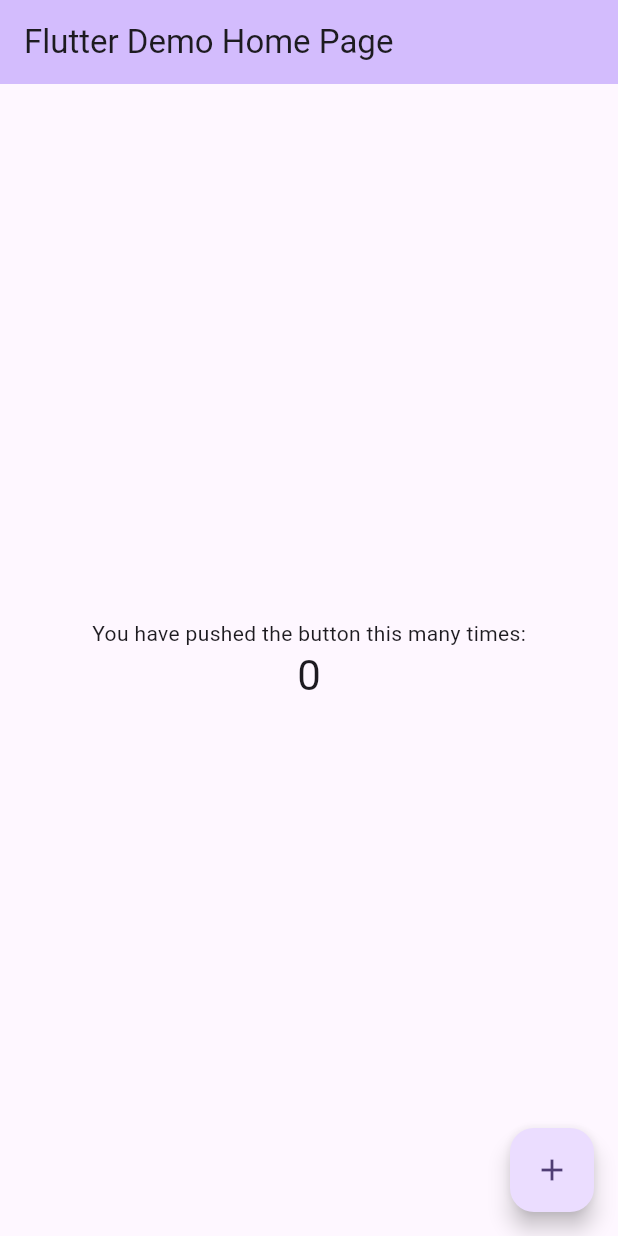
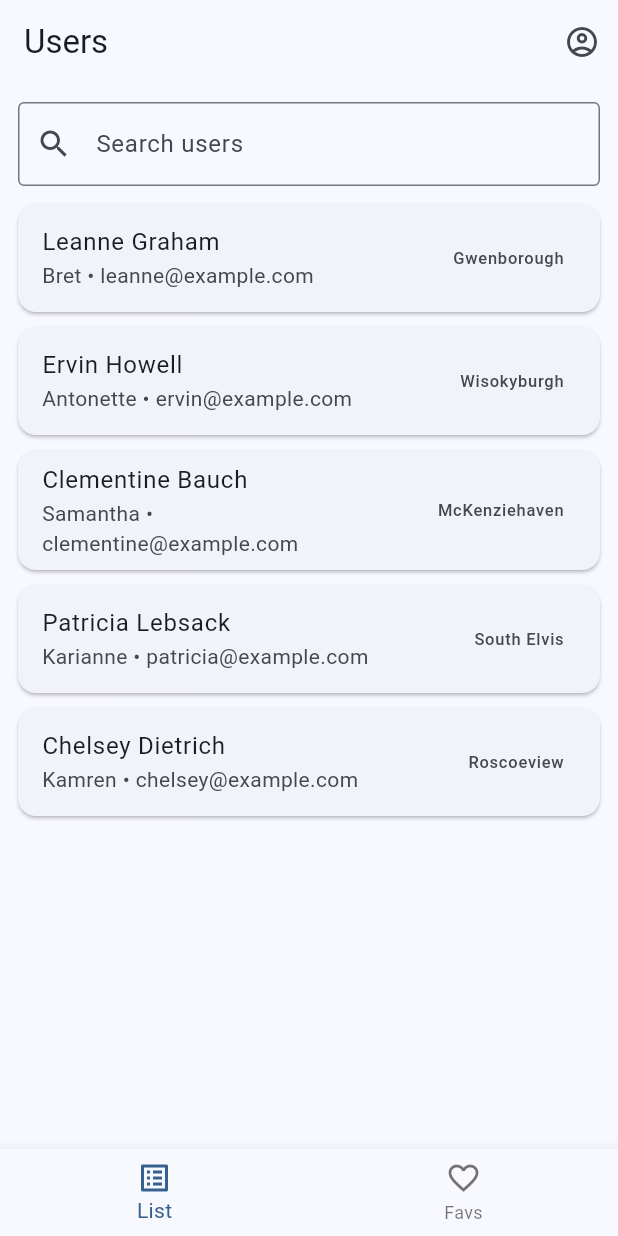
Before and after one commit to misaelriojasftf/aws-dotnet-flutter-dataqube, a Flutter app: the screen it shows after launch, on a phone screen of 412 x 824 dp. Run offline on Flutter 3.47's test engine with Material 3 defaults, Android fonts, the phone set to English and light mode, and no system bars.

Commit message:
feat(mobile): layout/navigation/dart basics

```diff
--- /dev/null
+++ b/mobile/lib/data/mock_users.dart
@@ -0,0 +1,58 @@
+import '../models/user_entity.dart';
+
+const List<Map<String, dynamic>> kMockUsersJson = [
+  {
+    'id': 1,
+    'name': 'Leanne Graham',
+    'username': 'Bret',
+    'email': 'leanne@example.com',
+    'phone': '1-770-736-8031 x56442',
+    'website': 'hildegard.org',
+    'company': {'name': 'Romaguera-Crona'},
+    'address': {'city': 'Gwenborough'},
+  },
+  {
+    'id': 2,
+    'name': 'Ervin Howell',
+    'username': 'Antonette',
+    'email': 'ervin@example.com',
+    'phone': '010-692-6593 x09125',
+    'website': 'anastasia.net',
+    'company': {'name': 'Deckow-Crist'},
+    'address': {'city': 'Wisokyburgh'},
+  },
+  {
+    'id': 3,
+    'name': 'Clementine Bauch',
+    'username': 'Samantha',
+    'email': 'clementine@example.com',
+    'phone': '1-463-123-4447',
+    'website': 'ramiro.info',
+    'company': {'name': 'Romaguera-Jacobson'},
+    'address': {'city': 'McKenziehaven'},
+  },
+  {
+    'id': 4,
+    'name': 'Patricia Lebsack',
+    'username': 'Karianne',
+    'email': 'patricia@example.com',
+    'phone': '493-170-9623 x156',
+    'website': 'kale.biz',
+    'company': {'name': 'Robel-Corkery'},
+    'address': {'city': 'South Elvis'},
+  },
+  {
+    'id': 5,
+    'name': 'Chelsey Dietrich',
+    'username': 'Kamren',
+    'email': 'chelsey@example.com',
+    'phone': '(254)954-1289',
+    'website': 'demarco.info',
+    'company': {'name': 'Keebler LLC'},
+    'address': {'city': 'Roscoeview'},
+  },
+];
+
+List<UserEntity> loadMockUsers() {
+  return kMockUsersJson.map(UserEntity.fromJson).toList(growable: false);
+}
--- a/mobile/lib/main.dart
+++ b/mobile/lib/main.dart
@@ -1,122 +1,23 @@
 import 'package:flutter/material.dart';
 
+import 'pages/home_page.dart';
+
 void main() {
-  runApp(const MyApp());
+  runApp(const DataQubeApp());
 }
 
-class MyApp extends StatelessWidget {
-  const MyApp({super.key});
+class DataQubeApp extends StatelessWidget {
+  const DataQubeApp({super.key});
 
-  // This widget is the root of your application.
   @override
   Widget build(BuildContext context) {
     return MaterialApp(
-      title: 'Flutter Demo',
+      debugShowCheckedModeBanner: false,
+      title: 'DataQube Users',
       theme: ThemeData(
-        // This is the theme of your application.
-        //
-        // TRY THIS: Try running your application with "flutter run". You'll see
-        // the application has a purple toolbar. Then, without quitting the app,
-        // try changing the seedColor in the colorScheme below to Colors.green
-        // and then invoke "hot reload" (save your changes or press the "hot
-        // reload" button in a Flutter-supported IDE, or press "r" if you used
-        // the command line to start the app).
-        //
-        // Notice that the counter didn't reset back to zero; the application
-        // state is not lost during the reload. To reset the state, use hot
-        // restart instead.
-        //
-        // This works for code too, not just values: Most code changes can be
-        // tested with just a hot reload.
-        colorScheme: .fromSeed(seedColor: Colors.deepPurple),
+        colorScheme: ColorScheme.fromSeed(seedColor: Colors.blue),
       ),
-      home: const MyHomePage(title: 'Flutter Demo Home Page'),
+      home: const HomePage(),
     );
   }
 }
-
-class MyHomePage extends StatefulWidget {
-  const MyHomePage({super.key, required this.title});
-
-  // This widget is the home page of your application. It is stateful, meaning
-  // that it has a State object (defined below) that contains fields that affect
-  // how it looks.
-
-  // This class is the configuration for the state. It holds the values (in this
-  // case the title) provided by the parent (in this case the App widget) and
-  // used by the build method of the State. Fields in a Widget subclass are
-  // always marked "final".
-
-  final String title;
-
-  @override
-  State<MyHomePage> createState() => _MyHomePageState();
-}
-
-class _MyHomePageState extends State<MyHomePage> {
-  int _counter = 0;
-
-  void _incrementCounter() {
-    setState(() {
-      // This call to setState tells the Flutter framework that something has
-      // changed in this State, which causes it to rerun the build method below
-      // so that the display can reflect the updated values. If we changed
-      // _counter without calling setState(), then the build method would not be
-      // called again, and so nothing would appear to happen.
-      _counter++;
-    });
-  }
-
-  @override
-  Widget build(BuildContext context) {
-    // This method is rerun every time setState is called, for instance as done
-    // by the _incrementCounter method above.
-    //
-    // The Flutter framework has been optimized to make rerunning build methods
-    // fast, so that you can just rebuild anything that needs updating rather
-    // than having to individually change instances of widgets.
-    return Scaffold(
-      appBar: AppBar(
-        // TRY THIS: Try changing the color here to a specific color (to
-        // Colors.amber, perhaps?) and trigger a hot reload to see the AppBar
-        // change color while the other colors stay the same.
-        backgroundColor: Theme.of(context).colorScheme.inversePrimary,
-        // Here we take the value from the MyHomePage object that was created by
-        // the App.build method, and use it to set our appbar title.
-        title: Text(widget.title),
-      ),
-      body: Center(
-        // Center is a layout widget. It takes a single child and positions it
-        // in the middle of the parent.
-        child: Column(
-          // Column is also a layout widget. It takes a list of children and
-          // arranges them vertically. By default, it sizes itself to fit its
-          // children horizontally, and tries to be as tall as its parent.
-          //
-          // Column has various properties to control how it sizes itself and
-          // how it positions its children. Here we use mainAxisAlignment to
-          // center the children vertically; the main axis here is the vertical
-          // axis because Columns are vertical (the cross axis would be
-          // horizontal).
-          //
-          // TRY THIS: Invoke "debug painting" (choose the "Toggle Debug Paint"
-          // action in the IDE, or press "p" in the console), to see the
-          // wireframe for each widget.
-          mainAxisAlignment: .center,
-          children: [
-            const Text('You have pushed the button this many times:'),
-            Text(
-              '$_counter',
-              style: Theme.of(context).textTheme.headlineMedium,
-            ),
-          ],
-        ),
-      ),
-      floatingActionButton: FloatingActionButton(
-        onPressed: _incrementCounter,
-        tooltip: 'Increment',
-        child: const Icon(Icons.add),
-      ),
-    );
-  }
-}
--- /dev/null
+++ b/mobile/lib/models/user_entity.dart
@@ -0,0 +1,39 @@
+class UserEntity {
+  const UserEntity({
+    required this.id,
+    required this.name,
+    required this.username,
+    required this.email,
+    required this.phone,
+    required this.website,
+    required this.companyName,
+    required this.city,
+  });
+
+  final int id;
+  final String name;
+  final String username;
+  final String email;
+  final String phone;
+  final String website;
+  final String companyName;
+  final String city;
+
+  // Keep this mapping aligned with common free mock APIs (e.g. JSONPlaceholder)
+  // so switching from local mock data to HTTP is straightforward later.
+  factory UserEntity.fromJson(Map<String, dynamic> json) {
+    final company = json['company'] as Map<String, dynamic>?;
+    final address = json['address'] as Map<String, dynamic>?;
+
+    return UserEntity(
+      id: json['id'] as int,
+      name: json['name'] as String,
+      username: json['username'] as String,
+      email: json['email'] as String,
+      phone: json['phone'] as String,
+      website: json['website'] as String,
+      companyName: (company?['name'] ?? '') as String,
+      city: (address?['city'] ?? '') as String,
+    );
+  }
+}
--- /dev/null
+++ b/mobile/lib/pages/account_page.dart
@@ -0,0 +1,18 @@
+import 'package:flutter/material.dart';
+
+class AccountPage extends StatelessWidget {
+  const AccountPage({super.key});
+
+  @override
+  Widget build(BuildContext context) {
+    return Scaffold(
+      appBar: AppBar(title: const Text('Account')),
+      body: const Center(
+        child: Text(
+          'Account page for upcoming classes',
+          textAlign: TextAlign.center,
+        ),
+      ),
+    );
+  }
+}
--- /dev/null
+++ b/mobile/lib/pages/favorites_tab.dart
@@ -0,0 +1,10 @@
+import 'package:flutter/material.dart';
+
+class FavoritesTab extends StatelessWidget {
+  const FavoritesTab({super.key});
+
+  @override
+  Widget build(BuildContext context) {
+    return const Center(child: Text('Coming soon'));
+  }
+}
--- /dev/null
+++ b/mobile/lib/pages/home_page.dart
@@ -0,0 +1,42 @@
+import 'package:flutter/material.dart';
+
+import 'favorites_tab.dart';
+import 'users_list_tab.dart';
+
+class HomePage extends StatefulWidget {
+  const HomePage({super.key});
+
+  @override
+  State<HomePage> createState() => _HomePageState();
+}
+
+class _HomePageState extends State<HomePage> {
+  int _currentTab = 0;
+
+  static const List<Widget> _tabs = [UsersListTab(), FavoritesTab()];
+
+  @override
+  Widget build(BuildContext context) {
+    return Scaffold(
+      body: _tabs[_currentTab],
+      bottomNavigationBar: BottomNavigationBar(
+        currentIndex: _currentTab,
+        onTap: (index) {
+          setState(() {
+            _currentTab = index;
+          });
+        },
+        items: const [
+          BottomNavigationBarItem(
+            icon: Icon(Icons.list_alt_outlined),
+            label: 'List',
+          ),
+          BottomNavigationBarItem(
+            icon: Icon(Icons.favorite_border),
+            label: 'Favs',
+          ),
+        ],
+      ),
+    );
+  }
+}
--- /dev/null
+++ b/mobile/lib/pages/users_list_tab.dart
@@ -0,0 +1,121 @@
+import 'package:flutter/material.dart';
+
+import '../data/mock_users.dart';
+import '../models/user_entity.dart';
+import 'account_page.dart';
+
+class UsersListTab extends StatefulWidget {
+  const UsersListTab({super.key});
+
+  @override
+  State<UsersListTab> createState() => _UsersListTabState();
+}
+
+class _UsersListTabState extends State<UsersListTab> {
+  final TextEditingController _searchController = TextEditingController();
+  List<UserEntity> _users = const [];
+  String _query = '';
+
+  @override
+  void initState() {
+    super.initState();
+    _loadUsers();
+  }
+
+  @override
+  void dispose() {
+    _searchController.dispose();
+    super.dispose();
+  }
+
+  Future<void> _loadUsers() async {
+    // Session 1 uses local mock data only.
+    // In a later commit/class we can switch this to an API call and keep
+    // the same UserEntity model fields.
+    await Future<void>.delayed(const Duration(milliseconds: 300));
+
+    if (!mounted) {
+      return;
+    }
+
+    setState(() {
+      _users = loadMockUsers();
+    });
+  }
+
+  List<UserEntity> get _filteredUsers {
+    if (_query.trim().isEmpty) {
+      return _users;
+    }
+
+    final q = _query.toLowerCase();
+    return _users
+        .where((user) {
+          return user.name.toLowerCase().contains(q) ||
+              user.username.toLowerCase().contains(q) ||
+              user.email.toLowerCase().contains(q);
+        })
+        .toList(growable: false);
+  }
+
+  @override
+  Widget build(BuildContext context) {
+    final users = _filteredUsers;
+
+    return Scaffold(
+      appBar: AppBar(
+        title: const Text('Users'),
+        actions: [
+          IconButton(
+            tooltip: 'Account',
+            icon: const Icon(Icons.account_circle_outlined),
+            onPressed: () {
+              Navigator.of(context).push(
+                MaterialPageRoute<void>(builder: (_) => const AccountPage()),
+              );
+            },
+          ),
+        ],
+      ),
+      body: RefreshIndicator(
+        onRefresh: _loadUsers,
+        child: ListView(
+          physics: const AlwaysScrollableScrollPhysics(),
+          padding: const EdgeInsets.all(12),
+          children: [
+            TextField(
+              controller: _searchController,
+              decoration: const InputDecoration(
+                labelText: 'Search users',
+                prefixIcon: Icon(Icons.search),
+                border: OutlineInputBorder(),
+              ),
+              onChanged: (value) {
+                setState(() {
+                  _query = value;
+                });
+              },
+            ),
+            const SizedBox(height: 12),
+            if (users.isEmpty)
+              const Padding(
+                padding: EdgeInsets.symmetric(vertical: 32),
+                child: Center(child: Text('No users found')),
+              )
+            else
+              ...users.map(
+                (user) => Card(
+                  margin: const EdgeInsets.only(bottom: 10),
+                  child: ListTile(
+                    title: Text(user.name),
+                    subtitle: Text('${user.username} • ${user.email}'),
+                    trailing: Text(user.city),
+                  ),
+                ),
+              ),
+          ],
+        ),
+      ),
+    );
+  }
+}
```
Also changed, not shown: 1 other file.
